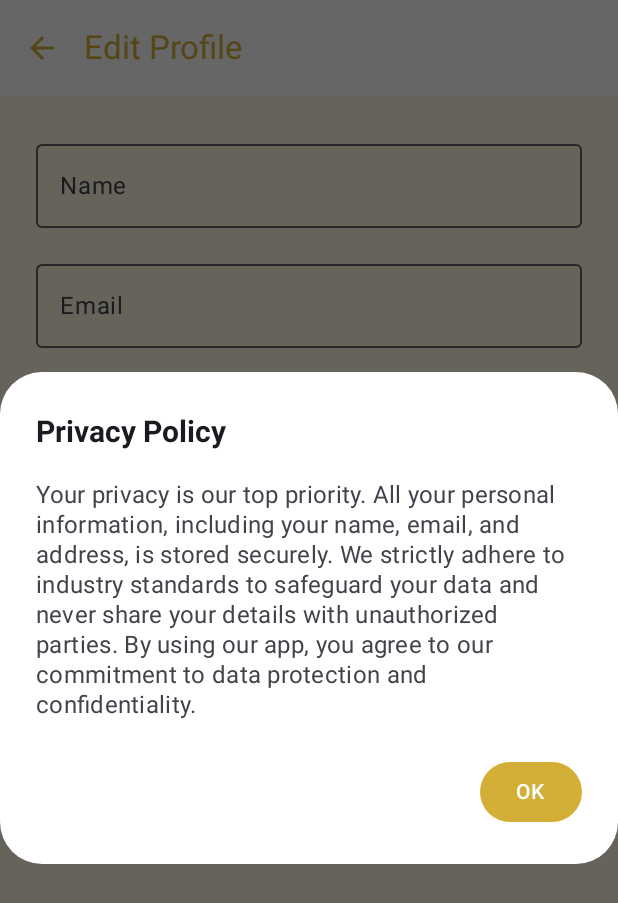
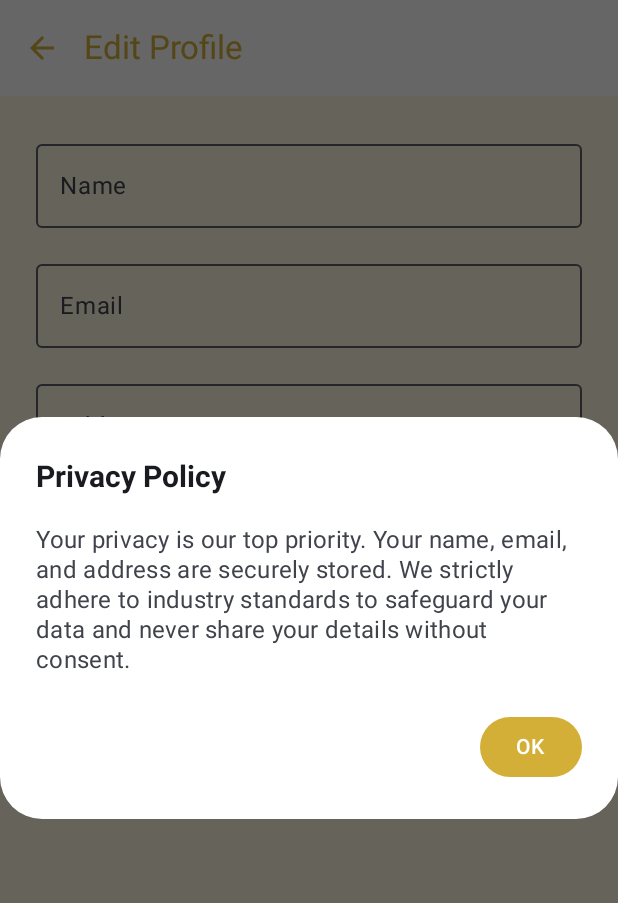
Before and after one commit to Babu164/ShowTime, an Android app built with Jetpack Compose: the ProfileActivity screen opened directly, with no data from a screen before it, after a tap on "Privacy Policy", on a phone screen of 412 x 824 dp. Shown: the top 903 px of the screen. Run offline under Robolectric (Android 15) with nearby library versions, the light colour scheme and no system bars; our stand-ins replace Firebase (no records; nobody signed in at launch, a user with empty details on screens opened directly).

```diff
--- a/app/src/main/AndroidManifest.xml
+++ b/app/src/main/AndroidManifest.xml
@@ -66,6 +66,11 @@
                 <category android:name="android.intent.category.LAUNCHER" />
             </intent-filter>
         </activity>
+        <activity
+            android:name="BookingHistoryActivity"
+            android:exported="true"
+            android:label="@string/app_name"
+            android:theme="@style/Theme.ShowTime" />
 
     </application>
 
--- a/app/src/main/java/com/example/showtime/ProfileActivity.kt
+++ b/app/src/main/java/com/example/showtime/ProfileActivity.kt
@@ -1,14 +1,10 @@
 package com.example.showtime
 
-import android.Manifest
 import android.content.Intent
-import android.content.pm.PackageManager
 import android.os.Bundle
 import android.widget.Toast
 import androidx.activity.ComponentActivity
-import androidx.activity.compose.rememberLauncherForActivityResult
 import androidx.activity.compose.setContent
-import androidx.activity.result.contract.ActivityResultContracts
 import androidx.compose.foundation.background
 import androidx.compose.foundation.layout.*
 import androidx.compose.material.icons.Icons
@@ -19,11 +15,9 @@ import androidx.compose.ui.Alignment
 import androidx.compose.ui.Modifier
 import androidx.compose.ui.graphics.Color
 import androidx.compose.ui.platform.LocalContext
-import androidx.compose.ui.platform.LocalLifecycleOwner
 import androidx.compose.ui.text.font.FontWeight
 import androidx.compose.ui.unit.dp
 import androidx.compose.ui.unit.sp
-import androidx.core.content.ContextCompat
 import com.example.showtime.ui.theme.ShowTimeTheme
 import com.google.firebase.firestore.FirebaseFirestore
 
@@ -32,47 +26,8 @@ class ProfileActivity : ComponentActivity() {
         super.onCreate(savedInstanceState)
         setContent {
             ShowTimeTheme {
-                RequestLocationPermissionAndProfile()
+                ProfileScreen()
             }
-        }
-    }
-}
-
-@Composable
-fun RequestLocationPermissionAndProfile() {
-    val context = LocalContext.current
-    var permissionGranted by remember { mutableStateOf(false) }
-
-    val launcher = rememberLauncherForActivityResult(
-        contract = ActivityResultContracts.RequestPermission()
-    ) { isGranted: Boolean ->
-        permissionGranted = isGranted
-        if (!isGranted) {
-            Toast.makeText(context, "Location permission is needed to access profile.", Toast.LENGTH_LONG).show()
-        }
-    }
-
-    LaunchedEffect(Unit) {
-        val permissionCheck = ContextCompat.checkSelfPermission(
-            context, Manifest.permission.ACCESS_FINE_LOCATION
-        )
-        if (permissionCheck == PackageManager.PERMISSION_GRANTED) {
-            permissionGranted = true
-        } else {
-            launcher.launch(Manifest.permission.ACCESS_FINE_LOCATION)
-        }
-    }
-
-    if (permissionGranted) {
-        ProfileScreen()
-    } else {
-        Box(
-            modifier = Modifier
-                .fillMaxSize()
-                .background(Color.White),
-            contentAlignment = Alignment.Center
-        ) {
-            Text("Waiting for location permission...", color = Color.Black)
         }
     }
 }
@@ -88,7 +43,7 @@ fun ProfileScreen() {
     var address by remember { mutableStateOf("") }
     var showPrivacyDialog by remember { mutableStateOf(false) }
 
-    // Load user profile data from Firestore when screen opens
+    // Load user profile data when the screen opens
     LaunchedEffect(Unit) {
         db.collection("users").document("profile")
             .get()
@@ -189,9 +144,8 @@ fun ProfileScreen() {
                     title = { Text("Privacy Policy", fontWeight = FontWeight.Bold, fontSize = 20.sp) },
                     text = {
                         Text(
-                            text = "Your privacy is our top priority. All your personal information, including your name, email, and address, is stored securely. " +
-                                    "We strictly adhere to industry standards to safeguard your data and never share your details with unauthorized parties. " +
-                                    "By using our app, you agree to our commitment to data protection and confidentiality.",
+                            text = "Your privacy is our top priority. Your name, email, and address are securely stored. " +
+                                    "We strictly adhere to industry standards to safeguard your data and never share your details without consent.",
                             fontSize = 16.sp
                         )
                     },
```
Also changed, not shown: app/build.gradle.kts (+61 -14 lines), app/src/main/java/com/example/showtime/BookingHistoryActivity.kt (added, +119 -0 lines), app/src/main/java/com/example/showtime/PaymentActivity.kt (+22 -13 lines).
